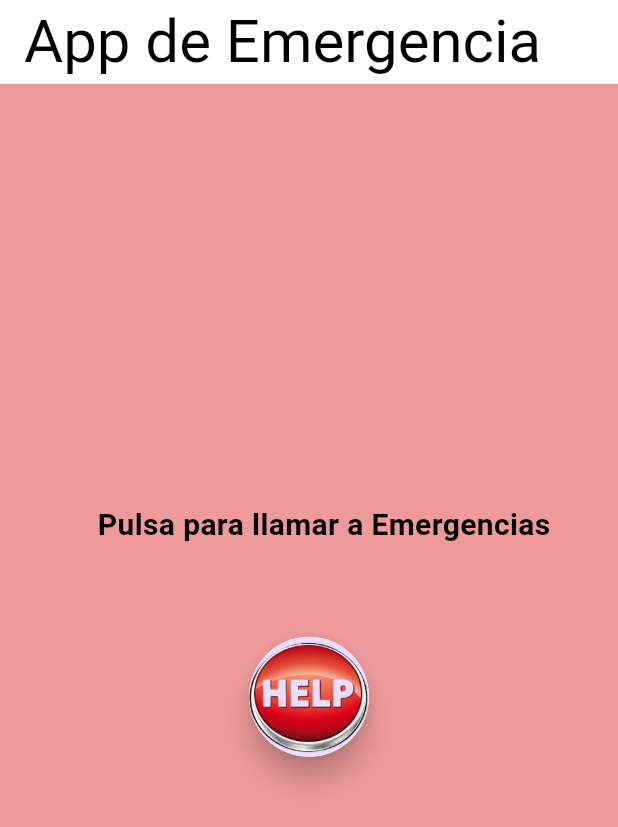
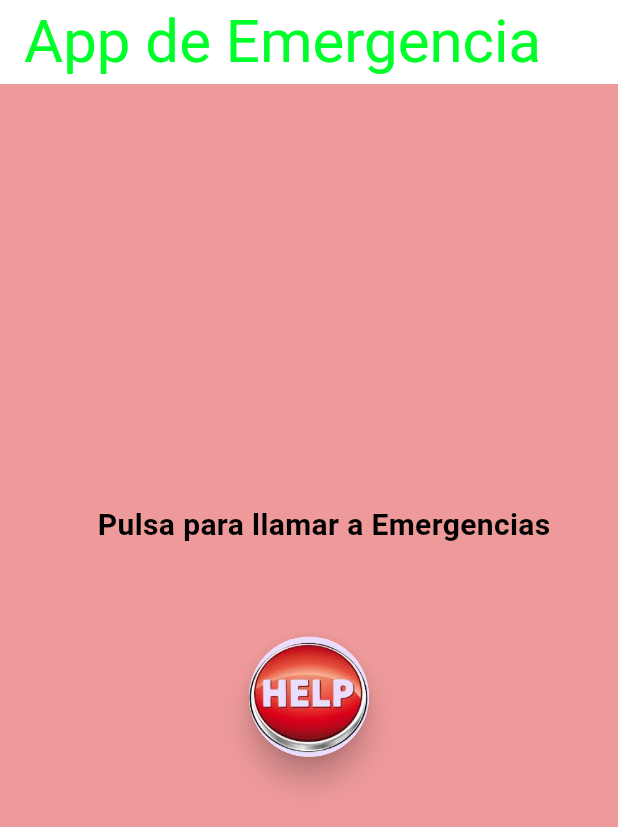
Before and after one commit to RodrigoGarcia96/segureApp, a Flutter app: the screen it shows after launch, on a phone screen of 412 x 824 dp. Shown: the top 827 px of the screen. Run offline on Flutter 3.47's test engine with Material 3 defaults, Android fonts, the phone set to English and light mode, and no system bars; drawn by our look-alikes of avatar_glow; missing offline and left inert: flutter_phone_direct_caller; Roboto replaces fonts that are missing (Kanit).

```diff
--- a/chatify/lib/main.dart
+++ b/chatify/lib/main.dart
@@ -12,6 +12,7 @@ class MyApp extends StatelessWidget {
   @override
   Widget build(BuildContext context) {
     return MaterialApp(
+      debugShowCheckedModeBanner: false,
       home: new ButtonDeSeguridad(),
     );
   }
@@ -26,7 +27,7 @@ class ButtonDeSeguridad extends StatelessWidget {
       appBar: AppBar(
         backgroundColor: Colors.white,  //Parte del color de la pagina principal
         title: Text('App de Emergencia', style: TextStyle(
-          color: Colors.black,
+          color: Color.fromARGB(255, 0, 255, 42),
           fontSize: 40,
         ),),
         //actions: [],
```
